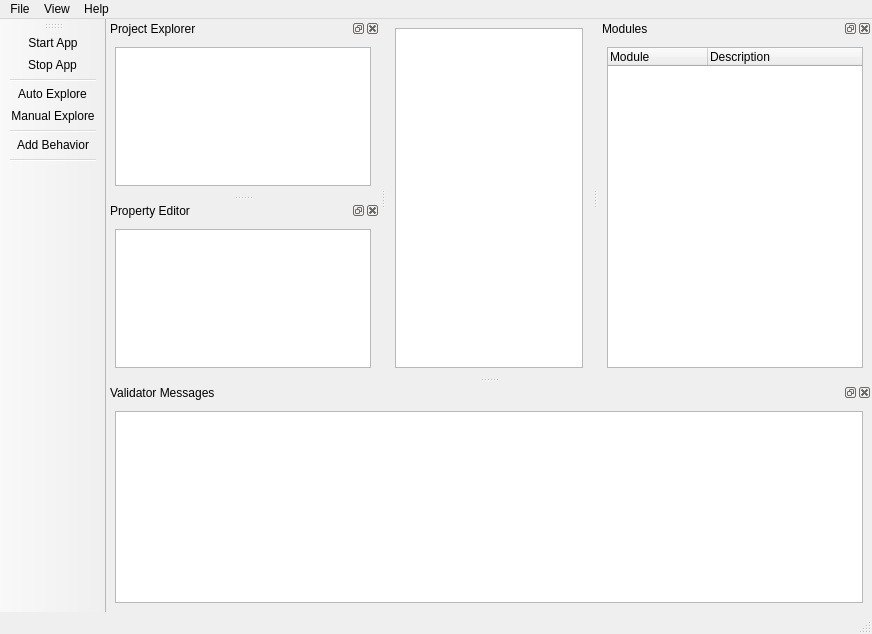
Above: src/gui/ui/facileview.ui from facade-technologies-inc/facile before the change. Below: the same form after it.
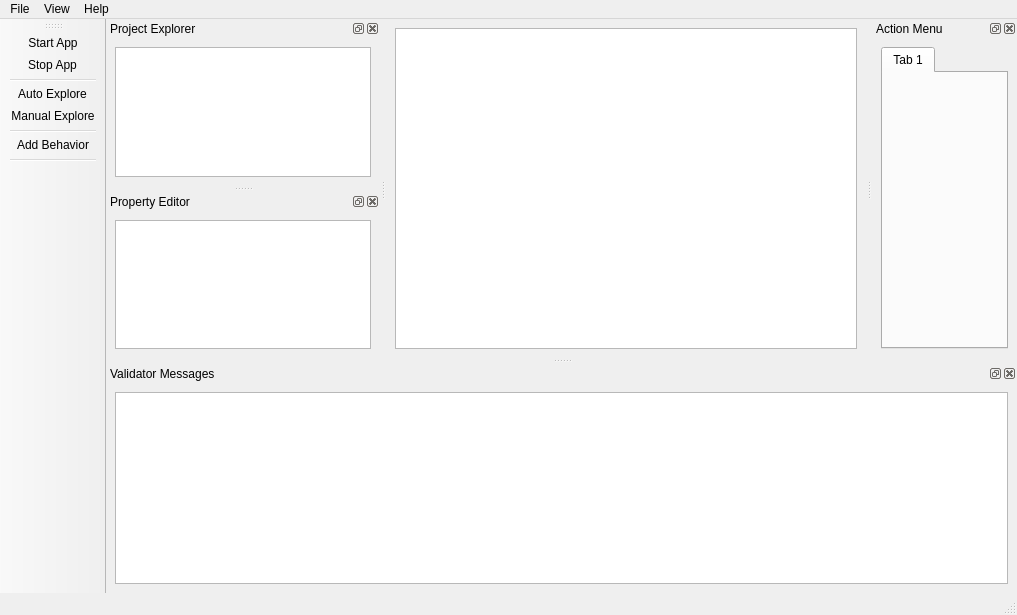
That is the form after the change. Icons and pictures are not drawn.

Commit message: Created Action Menu  (#125)

Patch:
```diff
--- a/src/gui/ui/facileview.ui
+++ b/src/gui/ui/facileview.ui
@@ -6,8 +6,8 @@
    <rect>
     <x>0</x>
     <y>0</y>
-    <width>872</width>
-    <height>634</height>
+    <width>1017</width>
+    <height>615</height>
    </rect>
   </property>
   <property name="windowTitle">
@@ -33,8 +33,8 @@
     <rect>
      <x>0</x>
      <y>0</y>
-     <width>872</width>
-     <height>25</height>
+     <width>1017</width>
+     <height>26</height>
     </rect>
    </property>
    <widget class="QMenu" name="menuFile">
@@ -129,8 +129,13 @@
    </widget>
   </widget>
   <widget class="QDockWidget" name="dockWidget_6">
+   <property name="font">
+    <font>
+     <family>MS Shell Dlg 2</family>
+    </font>
+   </property>
    <property name="windowTitle">
-    <string>Modules</string>
+    <string>Action Menu</string>
    </property>
    <attribute name="dockWidgetArea">
     <number>2</number>
@@ -138,17 +143,15 @@
    <widget class="QWidget" name="dockWidgetContents_6">
     <layout class="QVBoxLayout" name="verticalLayout_4">
      <item>
-      <widget class="QTreeWidget" name="modulesView">
-       <column>
-        <property name="text">
-         <string>Module</string>
-        </property>
-       </column>
-       <column>
-        <property name="text">
-         <string>Description</string>
-        </property>
-       </column>
+      <widget class="QTabWidget" name="actionMenuTabWidget">
+       <property name="currentIndex">
+        <number>0</number>
+       </property>
+       <widget class="QWidget" name="tab">
+        <attribute name="title">
+         <string>Tab 1</string>
+        </attribute>
+       </widget>
       </widget>
      </item>
     </layout>
```
The commit also changes 14 other files.
